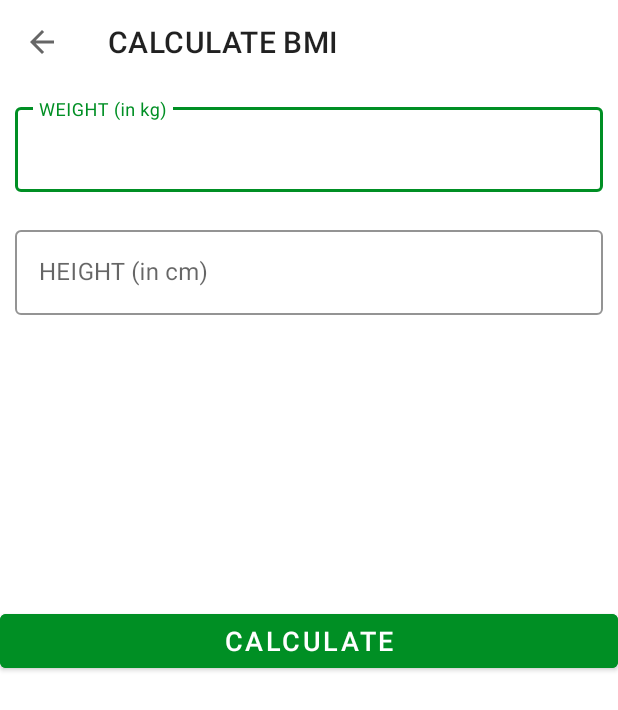
After one commit to taeheeL/7MinutesWorkout, an Android app: the BMIActivity screen opened directly, with no data from a screen before it, on a phone screen of 412 x 824 dp. The commit adds this screen. Shown: the top 710 px of the screen. Run offline under Robolectric (Android 15) with nearby library versions, the phone set to English and light mode, and no system bars.

Commit message:
third commit

```diff
--- a/app/src/main/java/com/dabo/a7minutesworkout/MainActivity.kt
+++ b/app/src/main/java/com/dabo/a7minutesworkout/MainActivity.kt
@@ -22,6 +22,11 @@ class MainActivity : AppCompatActivity() {
             startActivity(intent)
         }
 
+        binding?.flBMI?.setOnClickListener{
+            val intent = Intent(this, BMIActivity::class.java)
+            startActivity(intent)
+        }
+
     }
 
     override fun onDestroy() {
--- /dev/null
+++ b/app/src/main/res/layout/activity_bmi.xml
@@ -0,0 +1,118 @@
+<?xml version="1.0" encoding="utf-8"?>
+<RelativeLayout xmlns:android="http://schemas.android.com/apk/res/android"
+    xmlns:app="http://schemas.android.com/apk/res-auto"
+    xmlns:tools="http://schemas.android.com/tools"
+    android:layout_width="match_parent"
+    android:layout_height="match_parent"
+    tools:context=".BMIActivity">
+
+    <androidx.appcompat.widget.Toolbar
+        android:id="@+id/toolbar_bmi_activity"
+        android:layout_width="match_parent"
+        android:layout_height="?android:attr/actionBarSize"
+        android:background="@color/white"/>
+
+    <com.google.android.material.textfield.TextInputLayout
+        android:layout_below="@id/toolbar_bmi_activity"
+        android:id="@+id/tilMetricUnitWeight"
+        android:layout_width="match_parent"
+        android:layout_height="wrap_content"
+        android:layout_margin="10dp"
+        app:boxStrokeColor="@color/colorAccent"
+        app:hintTextColor="@color/colorAccent"
+        style="@style/Widget.MaterialComponents.TextInputLayout.OutlinedBox"
+        >
+        <androidx.appcompat.widget.AppCompatEditText
+            android:id="@+id/etMetricWeight"
+            android:layout_width="match_parent"
+            android:layout_height="wrap_content"
+            android:hint="WEIGHT (in kg)"
+            android:inputType="numberDecimal"
+            android:textSize="16sp"/>
+    </com.google.android.material.textfield.TextInputLayout>
+
+    <com.google.android.material.textfield.TextInputLayout
+        android:layout_below="@+id/tilMetricUnitWeight"
+        android:id="@+id/tilMetricUnitHeight"
+        android:layout_width="match_parent"
+        android:layout_height="wrap_content"
+        android:layout_margin="10dp"
+        app:boxStrokeColor="@color/colorAccent"
+        app:hintTextColor="@color/colorAccent"
+        style="@style/Widget.MaterialComponents.TextInputLayout.OutlinedBox"
+        >
+        <androidx.appcompat.widget.AppCompatEditText
+            android:id="@+id/etMetricHeight"
+            android:layout_width="match_parent"
+            android:layout_height="wrap_content"
+            android:hint="HEIGHT (in cm)"
+            android:inputType="numberDecimal"
+            android:textSize="16sp"/>
+    </com.google.android.material.textfield.TextInputLayout>
+
+    <LinearLayout
+        android:id="@+id/llDisplayBMIResult"
+        android:layout_width="match_parent"
+        android:layout_height="wrap_content"
+        android:padding="10dp"
+        android:layout_below="@id/tilMetricUnitHeight"
+        android:layout_marginTop="16dp"
+        android:orientation="vertical"
+        android:visibility="invisible"
+        tools:visibility="visible">
+
+        <TextView
+            android:id="@+id/tvYourBMI"
+            android:layout_width="match_parent"
+            android:layout_height="wrap_content"
+            android:gravity="center"
+            android:text="YOUR BMI"
+            android:textSize="16sp"
+            android:textAllCaps="true"
+            />
+
+        <TextView
+            android:id="@+id/tvBMIValue"
+            android:layout_width="match_parent"
+            android:layout_height="wrap_content"
+            android:layout_marginTop="5dp"
+            android:gravity="center"
+            android:textSize="18sp"
+            android:textStyle="bold"
+            android:text="15.00"
+            />
+
+        <TextView
+            android:id="@+id/tvBMIType"
+            android:layout_width="match_parent"
+            android:layout_height="wrap_content"
+            android:layout_marginTop="5dp"
+            android:gravity="center"
+            android:textSize="18sp"
+            android:text="Normal"
+            />
+
+        <TextView
+            android:id="@+id/tvBMIDescription"
+            android:layout_width="match_parent"
+            android:layout_height="wrap_content"
+            android:layout_marginTop="5dp"
+            android:gravity="center"
+            android:textSize="18sp"
+            android:text="Normal"
+            />
+    </LinearLayout>
+
+    <Button
+        android:id="@+id/btnCalculateUnits"
+        android:layout_width="match_parent"
+        android:layout_height="wrap_content"
+        android:gravity="center"
+        android:layout_below="@+id/llDisplayBMIResult"
+        android:layout_marginTop="35dp"
+        android:backgroundTint="@color/colorAccent"
+        android:text="CALCULATE"
+        android:textColor="#FFFFFF"
+        android:textSize="18sp"/>
+
+</RelativeLayout>
```
Also changed, not shown: app/src/main/AndroidManifest.xml (+7 -1 lines), app/src/main/java/com/dabo/a7minutesworkout/BMIActivity.kt (added, +102 -0 lines), app/src/main/java/com/dabo/a7minutesworkout/ExerciseActivity.kt (+45 -13 lines), app/src/main/java/com/dabo/a7minutesworkout/ExerciseStatusAdapter.kt (+23 -0 lines), app/src/main/java/com/dabo/a7minutesworkout/FinishActivity.kt (added, +30 -0 lines), app/src/main/res/drawable/ic_action_done.xml (added, +12 -0 lines), app/src/main/res/drawable/item_circular_thin_color_accent_border.xml (added, +10 -0 lines), app/src/main/res/layout/activity_finish.xml (added, +67 -0 lines), app/src/main/res/layout/activity_main.xml (+37 -1 lines), app/src/main/res/layout/dialog_custom_back_confirmation.xml (added, +64 -0 lines).
